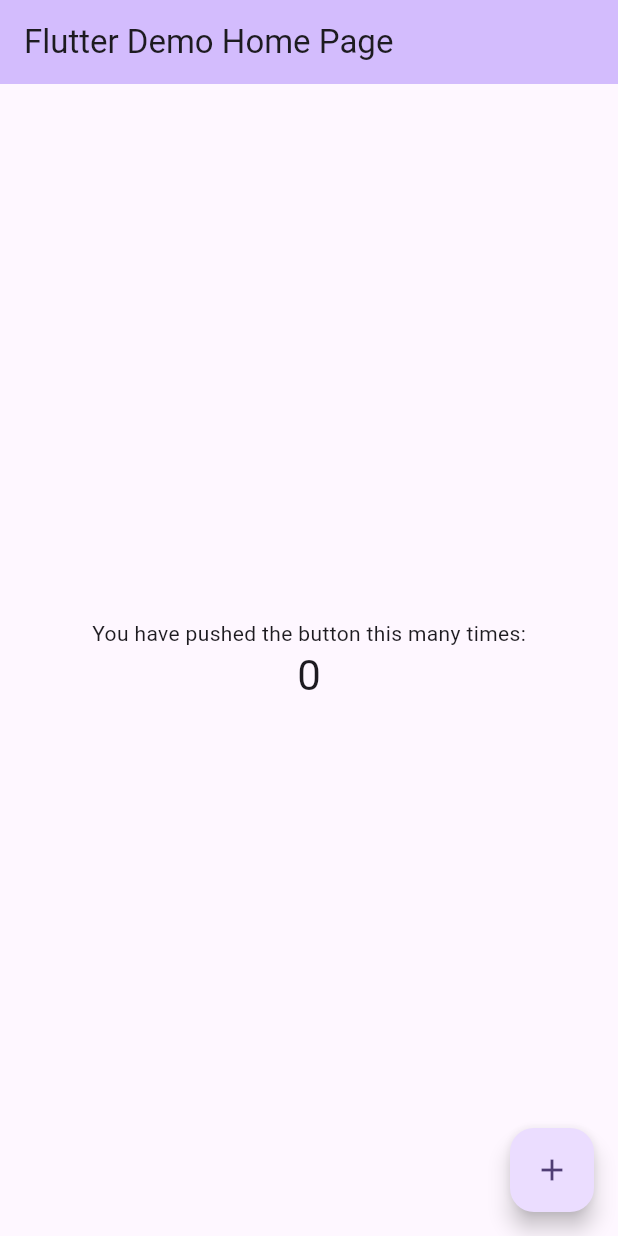
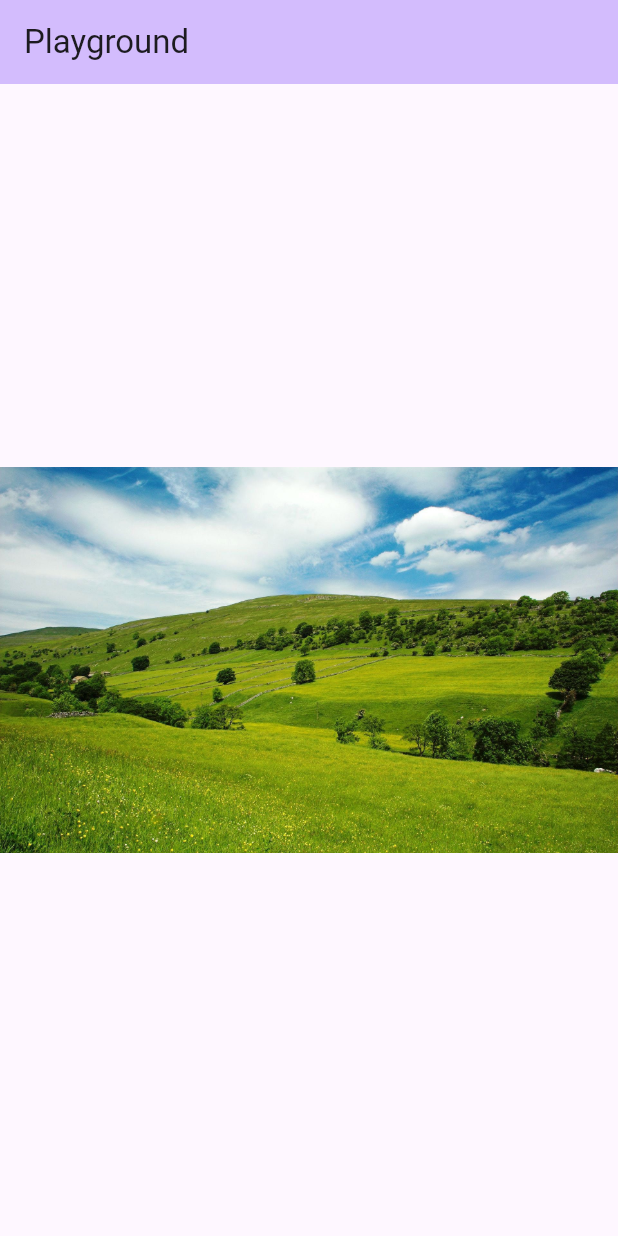
Before and after one commit to Atheesh-Alva/playground, a Flutter app: the screen it shows after launch, on a phone screen of 412 x 824 dp. Run offline on Flutter 3.47's test engine with Material 3 defaults, Android fonts, the phone set to English and light mode, and no system bars.

Commit message:
Updated web with image

```diff
--- a/lib/main.dart
+++ b/lib/main.dart
@@ -11,7 +11,7 @@
   @override
   Widget build(BuildContext context) {
     return MaterialApp(
-      title: 'Flutter Demo',
+      title: 'Playground',
       theme: ThemeData(
         // This is the theme of your application.
         //
@@ -31,7 +31,7 @@
         colorScheme: ColorScheme.fromSeed(seedColor: Colors.deepPurple),
         useMaterial3: true,
       ),
-      home: const MyHomePage(title: 'Flutter Demo Home Page'),
+      home: const MyHomePage(title: 'Playground'),
     );
   }
 }
@@ -86,40 +86,9 @@
         // the App.build method, and use it to set our appbar title.
         title: Text(widget.title),
       ),
-      body: Center(
-        // Center is a layout widget. It takes a single child and positions it
-        // in the middle of the parent.
-        child: Column(
-          // Column is also a layout widget. It takes a list of children and
-          // arranges them vertically. By default, it sizes itself to fit its
-          // children horizontally, and tries to be as tall as its parent.
-          //
-          // Column has various properties to control how it sizes itself and
-          // how it positions its children. Here we use mainAxisAlignment to
-          // center the children vertically; the main axis here is the vertical
-          // axis because Columns are vertical (the cross axis would be
-          // horizontal).
-          //
-          // TRY THIS: Invoke "debug painting" (choose the "Toggle Debug Paint"
-          // action in the IDE, or press "p" in the console), to see the
-          // wireframe for each widget.
-          mainAxisAlignment: MainAxisAlignment.center,
-          children: <Widget>[
-            const Text(
-              'You have pushed the button this many times:',
-            ),
-            Text(
-              '$_counter',
-              style: Theme.of(context).textTheme.headlineMedium,
-            ),
-          ],
-        ),
+      body: const Center(
+        child: Image(image: AssetImage('assets/images/playground.jpeg')),
       ),
-      floatingActionButton: FloatingActionButton(
-        onPressed: _incrementCounter,
-        tooltip: 'Increment',
-        child: const Icon(Icons.add),
-      ), // This trailing comma makes auto-formatting nicer for build methods.
     );
   }
 }
--- a/pubspec.yaml
+++ b/pubspec.yaml
@@ -59,9 +59,9 @@ flutter:
   uses-material-design: true
 
   # To add assets to your application, add an assets section, like this:
-  # assets:
-  #   - images/a_dot_burr.jpeg
-  #   - images/a_dot_ham.jpeg
+  assets:
+    - assets/
+    - assets/images/
 
   # An image asset can refer to one or more resolution-specific "variants", see
   # https://flutter.dev/assets-and-images/#resolution-aware
```
Also changed, not shown: assets/images/playground.jpeg (added).
